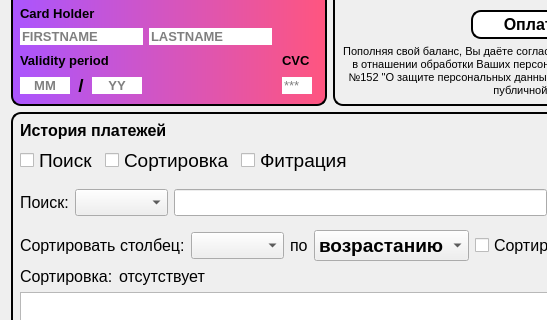
This is Gui/TabWidgets/Player/playerpayments.ui in MyEdit/Casino_Client as Qt 5 draws it before an edit; both pictures show x 0 to 547 and y 112 to 432 of the 1158 by 669 pixel window. The edited form follows.
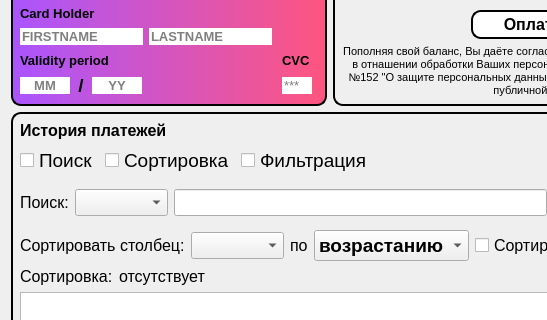
This is the edited form. Icons and pictures are not drawn.

Diff of the .ui file:
```diff
--- a/Gui/TabWidgets/Player/playerpayments.ui
+++ b/Gui/TabWidgets/Player/playerpayments.ui
@@ -1173,7 +1173,7 @@
            </font>
           </property>
           <property name="text">
-           <string>Фитрация</string>
+           <string>Фильтрация</string>
           </property>
          </widget>
         </item>
```
